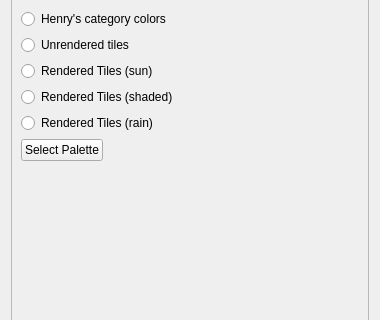
Above: RWESharp/ui/uifiles/views/tiles.ui from timofey260/RWE-Sharp before the change; both pictures show x 0 to 380 and y 295 to 615 of the 380 by 741 pixel window. Below: the same form after it.
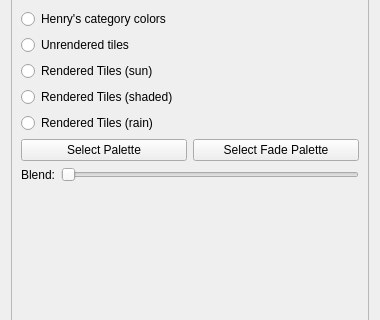
That is the form after the change.

Commit message: pyside6 version bump fade palette

Diff of the .ui file:
```diff
--- a/RWESharp/ui/uifiles/views/tiles.ui
+++ b/RWESharp/ui/uifiles/views/tiles.ui
@@ -185,9 +185,11 @@
         </widget>
        </item>
        <item>
+        <layout class="QHBoxLayout" name="horizontalLayout">
+         <item>
         <widget class="QPushButton" name="PaletteSelectButton">
          <property name="sizePolicy">
-          <sizepolicy hsizetype="Maximum" vsizetype="Fixed">
+            <sizepolicy hsizetype="Expanding" vsizetype="Fixed">
            <horstretch>0</horstretch>
            <verstretch>0</verstretch>
           </sizepolicy>
@@ -196,6 +198,42 @@
           <string>Select Palette</string>
          </property>
         </widget>
+         </item>
+         <item>
+          <widget class="QPushButton" name="FadePaletteSelectButton">
+           <property name="sizePolicy">
+            <sizepolicy hsizetype="Expanding" vsizetype="Fixed">
+             <horstretch>0</horstretch>
+             <verstretch>0</verstretch>
+            </sizepolicy>
+           </property>
+           <property name="text">
+            <string>Select Fade Palette</string>
+           </property>
+          </widget>
+         </item>
+        </layout>
+       </item>
+       <item>
+        <layout class="QHBoxLayout" name="horizontalLayout_2">
+         <item>
+          <widget class="QLabel" name="label_2">
+           <property name="text">
+            <string>Blend:</string>
+           </property>
+          </widget>
+         </item>
+         <item>
+          <widget class="QSlider" name="BlendSlider">
+           <property name="maximum">
+            <number>100</number>
+           </property>
+           <property name="orientation">
+            <enum>Qt::Orientation::Horizontal</enum>
+           </property>
+          </widget>
+         </item>
+        </layout>
        </item>
        <item>
         <spacer name="verticalSpacer">
```
Lines whose indentation alone changed are shown as unchanged. The commit also changes 33 other files.
